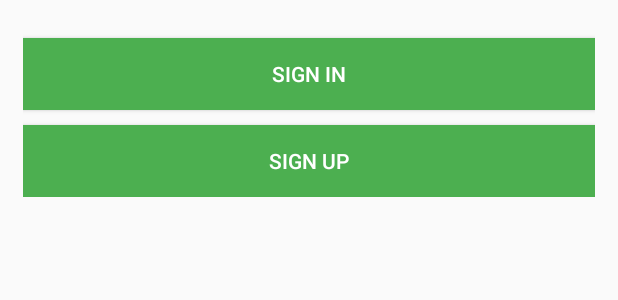
After one commit to PhilippSteiner/android-asktoagree, an Android app: the layout fragment_layout_intro.xml on its own in the app's theme, with its tools: preview values and no code run, on a phone screen of 412 x 824 dp. The commit adds this screen. Shown: the top 300 px of the screen. Run offline under Robolectric (Android 15) with nearby library versions, the phone set to English and light mode, and no system bars.

Commit message:
new IntroFragment

```diff
--- a/app/src/main/res/layout/fragment_layout_forgotpassword.xml
+++ b/app/src/main/res/layout/fragment_layout_forgotpassword.xml
@@ -12,12 +12,14 @@
         <TextView
             android:layout_width="match_parent"
             android:layout_height="wrap_content"
+            android:layout_marginTop="@dimen/activity_horizontal_margin"
             android:text="@string/forgotpassword_text" />
 
         <EditText
             android:id="@+id/forgotpassword_edittext_email"
             android:layout_width="match_parent"
             android:layout_height="wrap_content"
+            android:layout_marginTop="@dimen/activity_horizontal_margin"
             android:hint="@string/login_edittext_hint_email"
             android:inputType="textEmailAddress" />
 
@@ -26,7 +28,7 @@
             style="@style/Buttons"
             android:layout_width="match_parent"
             android:layout_height="wrap_content"
-            android:layout_marginTop="10dp"
+            android:layout_marginTop="@dimen/activity_horizontal_margin"
             android:text="@string/forgotpassword_button" />
 
     </LinearLayout>
--- /dev/null
+++ b/app/src/main/res/layout/fragment_layout_intro.xml
@@ -0,0 +1,33 @@
+<?xml version="1.0" encoding="utf-8"?>
+<RelativeLayout xmlns:android="http://schemas.android.com/apk/res/android"
+    android:layout_width="match_parent"
+    android:layout_height="match_parent">
+
+    <LinearLayout
+        android:id="@+id/into_layout"
+        android:layout_width="match_parent"
+        android:layout_height="wrap_content"
+        android:layout_alignParentTop="true"
+        android:layout_margin="@dimen/activity_margin"
+        android:gravity="center"
+        android:orientation="vertical">
+
+        <Button
+            android:id="@+id/intro_button_signin"
+            style="@style/Buttons"
+            android:layout_width="match_parent"
+            android:layout_height="wrap_content"
+            android:layout_marginTop="@dimen/margin_top"
+            android:text="@string/login_button_signin" />
+
+        <Button
+            android:id="@+id/intro_button_signup"
+            style="@style/Buttons"
+            android:layout_width="match_parent"
+            android:layout_height="wrap_content"
+            android:layout_marginTop="10dp"
+            android:text="@string/login_button_signup" />
+
+    </LinearLayout>
+
+</RelativeLayout>
--- a/app/src/main/res/layout/fragment_layout_register.xml
+++ b/app/src/main/res/layout/fragment_layout_register.xml
@@ -62,7 +62,7 @@
             android:layout_width="match_parent"
             android:layout_height="wrap_content"
             android:layout_marginTop="10dp"
-            android:text="@string/register_button_createAccount"
+            android:text="@string/register_button_signup"
             style="@style/Buttons"/>
 
 
--- a/app/src/main/res/values/dimens.xml
+++ b/app/src/main/res/values/dimens.xml
@@ -3,4 +3,7 @@
     <dimen name="activity_horizontal_margin">16dp</dimen>
     <dimen name="activity_vertical_margin">16dp</dimen>
     <dimen name="activity_margin">15dp</dimen>
+
+    <!-- View Elements-->
+    <dimen name="margin_top">10dp</dimen>
 </resources>
--- a/app/src/main/res/values/strings.xml
+++ b/app/src/main/res/values/strings.xml
@@ -25,11 +25,11 @@
     <string name="login_label_login">Login</string>
     <string name="login_label_email">E-Mail:</string>
     <string name="login_label_password">Password:</string>
-    <string name="login_button_login">Sign in</string>
+    <string name="login_button_signin">Sign in</string>
     <string name="login_link_forgotpassword">Forgot your password?</string>
 
-    <string name="login_button_registerAccount">Sign up</string>
-    <string name="register_button_createAccount">Create Account</string>
+    <string name="login_button_signup">Sign up</string>
+    <string name="register_button_signup">Sign up</string>
     <string name="register_label_register">Register</string>
 
     <string name="login_edittext_hint_email">E-mail</string>
```
Also changed, not shown: app/src/main/java/com/steiner_consult/asktoagree/LoginActivity.java (+4 -3 lines), app/src/main/java/com/steiner_consult/fragments/IntroFragment.java (added, +51 -0 lines), app/src/main/java/com/steiner_consult/fragments/LoginFragment.java (+8 -24 lines), app/src/main/res/layout/fragment_layout_login.xml (+24 -27 lines).
